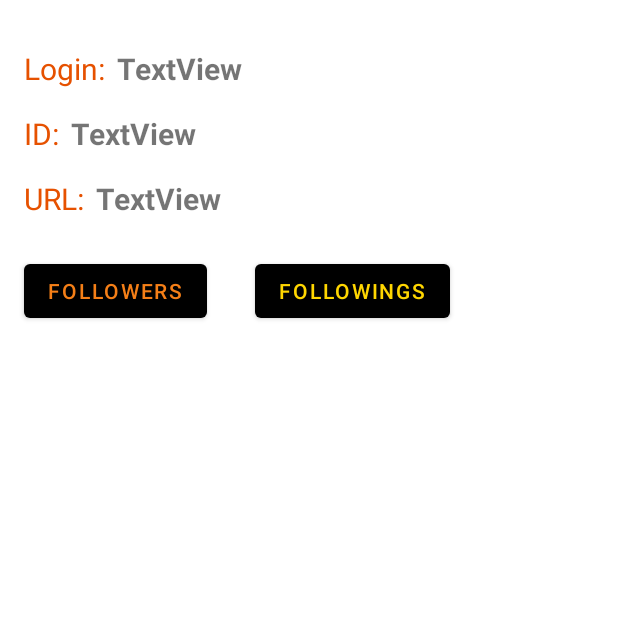
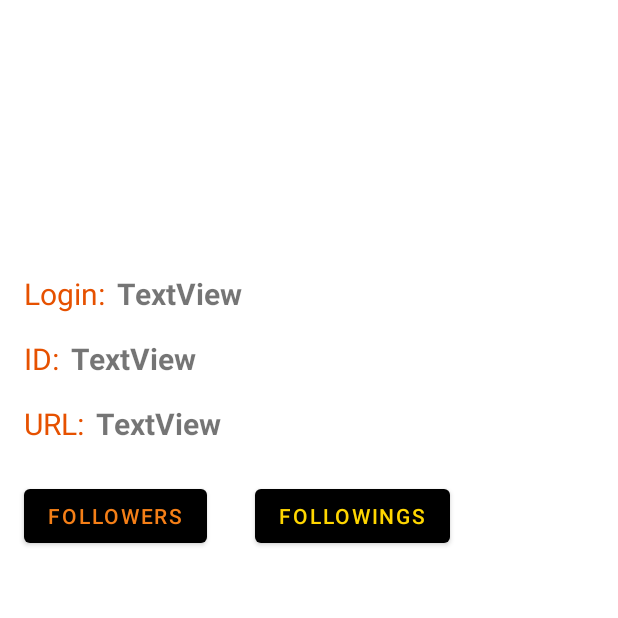
Before and after one commit to VyacheslavShumilov/RetrofitApp, an Android app: the UserInfoActivity screen opened directly, with no data from a screen before it, on a phone screen of 412 x 824 dp, the top half of it. Run offline under Robolectric (Android 15) with nearby library versions, the phone set to English and light mode, and no system bars; our stand-ins replace Picasso; pictures from the network do not load; 1 statement that could not run was skipped.

```diff
--- a/app/src/main/res/layout/activity_user_info.xml
+++ b/app/src/main/res/layout/activity_user_info.xml
@@ -8,8 +8,8 @@
 
     <ImageView
         android:id="@+id/imageView"
-        android:layout_width="wrap_content"
-        android:layout_height="wrap_content"
+        android:layout_width="@dimen/avatar_size_width"
+        android:layout_height="@dimen/avatar_size_height"
         android:layout_marginStart="16dp"
         android:layout_marginTop="16dp"
         app:layout_constraintStart_toStartOf="parent"
--- a/app/src/main/res/layout/item_followers.xml
+++ b/app/src/main/res/layout/item_followers.xml
@@ -8,8 +8,8 @@
 
     <ImageView
         android:id="@+id/followerImageView"
-        android:layout_width="150dp"
-        android:layout_height="150dp"
+        android:layout_width="@dimen/avatar_size_width"
+        android:layout_height="@dimen/avatar_size_height"
         android:layout_marginStart="16dp"
         android:layout_marginTop="16dp"
         app:layout_constraintStart_toStartOf="parent"
--- a/app/src/main/res/layout/item_followings.xml
+++ b/app/src/main/res/layout/item_followings.xml
@@ -9,8 +9,8 @@
 
     <ImageView
         android:id="@+id/followingImageView"
-        android:layout_width="150dp"
-        android:layout_height="150dp"
+        android:layout_width="@dimen/avatar_size_width"
+        android:layout_height="@dimen/avatar_size_height"
         android:layout_marginStart="16dp"
         android:layout_marginTop="16dp"
         app:layout_constraintStart_toStartOf="parent"
--- a/app/src/main/res/layout/item_list_api_users.xml
+++ b/app/src/main/res/layout/item_list_api_users.xml
@@ -8,8 +8,8 @@
 
     <ImageView
         android:id="@+id/usersImageView"
-        android:layout_width="150dp"
-        android:layout_height="150dp"
+        android:layout_width="@dimen/avatar_size_width"
+        android:layout_height="@dimen/avatar_size_height"
 
         android:layout_marginStart="16dp"
         android:layout_marginTop="16dp"
@@ -25,6 +25,7 @@
         android:layout_marginTop="24dp"
         android:text="TextView"
         android:textSize="@dimen/text_size"
+        android:textStyle="bold"
         app:layout_constraintStart_toEndOf="@+id/textView"
         app:layout_constraintTop_toTopOf="parent" />
 
@@ -36,6 +37,7 @@
         android:layout_marginTop="24dp"
         android:text="TextView"
         android:textSize="@dimen/text_size"
+        android:textStyle="bold"
         app:layout_constraintStart_toEndOf="@+id/textView2"
         app:layout_constraintTop_toBottomOf="@+id/userIdTextView" />
 
--- a/app/src/main/res/values/dimens.xml
+++ b/app/src/main/res/values/dimens.xml
@@ -1,4 +1,6 @@
 <?xml version="1.0" encoding="utf-8"?>
 <resources>
     <dimen name="text_size">20sp</dimen>
+    <dimen name="avatar_size_width">150dp</dimen>
+    <dimen name="avatar_size_height">150dp</dimen>
 </resources>
```
